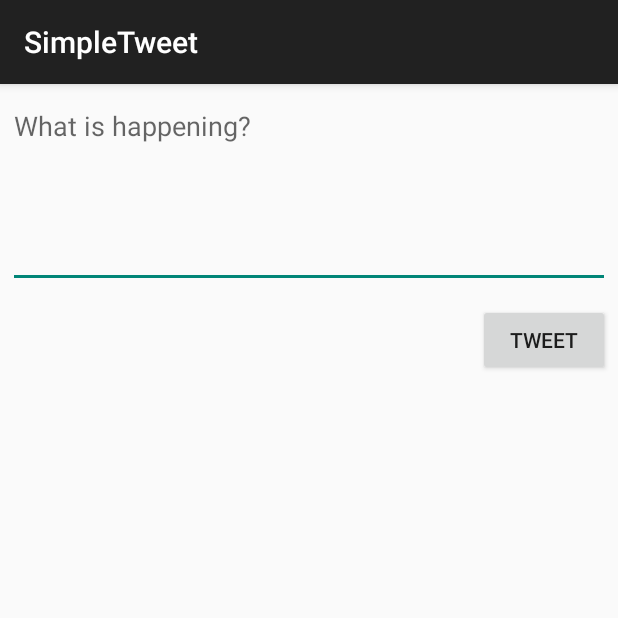
After one commit to MayraRobles/Simple-tweet, an Android app: the ComposeActivity screen opened directly, with no data from a screen before it, on a phone screen of 412 x 824 dp, the top half of it. The commit adds this screen. Run offline under Robolectric (Android 15) with nearby library versions, the phone set to English and light mode, and no system bars; our stand-ins replace Room's generated code; libraries missing offline, so code that uses them is left out: com.codepath.asynchttpclient, com.facebook.stetho, org.parceler; 1 statement that could not run was skipped.

Commit message:
Part 2 commit

```diff
--- a/app/build.gradle
+++ b/app/build.gradle
@@ -57,4 +57,7 @@ dependencies {
     annotationProcessor "androidx.room:room-compiler:$room_version"
     implementation 'com.facebook.stetho:stetho:1.5.1'
     implementation 'androidx.swipefreshlayout:swiperefreshlayout:1.0.0'
+
+    implementation 'org.parceler:parceler-api:1.1.12'
+    implementation 'org.parceler:parceler:1.1.12'
 }
--- a/app/src/main/AndroidManifest.xml
+++ b/app/src/main/AndroidManifest.xml
@@ -13,6 +13,9 @@
         android:icon="@drawable/ic_launcher"
         android:label="@string/app_name"
         android:theme="@style/AppTheme">
+        <activity
+            android:name=".ComposeActivity"
+            android:exported="false" />
         <activity
             android:name=".TimeLineActivity"
             android:exported="false" />
--- /dev/null
+++ b/app/src/main/java/com/codepath/apps/restclienttemplate/ComposeActivity.java
@@ -0,0 +1,85 @@
+package com.codepath.apps.restclienttemplate;
+
+import static com.facebook.stetho.inspector.network.PrettyPrinterDisplayType.JSON;
+import static com.facebook.stetho.inspector.network.ResponseHandlingInputStream.TAG;
+
+import androidx.appcompat.app.AppCompatActivity;
+
+import android.content.Intent;
+import android.os.Bundle;
+import android.util.Log;
+import android.view.View;
+import android.widget.Button;
+import android.widget.EditText;
+import android.widget.Toast;
+
+import com.codepath.apps.restclienttemplate.models.Tweet;
+import com.codepath.asynchttpclient.callback.JsonHttpResponseHandler;
+
+import org.json.JSONArray;
+import org.json.JSONException;
+import org.parceler.Parcels;
+
+public class ComposeActivity extends AppCompatActivity {
+
+    public static final int MAX_TWEET_LENGTH = 140;
+
+
+    EditText etCompose;
+    Button btnTweet;
+
+    TwitterClient client;
+
+    @Override
+    protected void onCreate(Bundle savedInstanceState) {
+        super.onCreate(savedInstanceState);
+        setContentView(R.layout.activity_compose);
+
+        client = TwitterApp.getRestClient(this);
+
+        etCompose = findViewById(R.id.etCompose);
+        btnTweet = findViewById(R.id.btnTweet);
+
+        // Set click listener on button
+        btnTweet.setOnClickListener(new View.OnClickListener() {
+            @Override
+            public void onClick (View v) {
+                String tweetContent = etCompose.getText().toString();
+                if (tweetContent.isEmpty()) {
+                    Toast.makeText(ComposeActivity.this, "Sorry, your tweet cannot be empty", Toast.LENGTH_LONG).show();
+                    return;
+                }
+                if (tweetContent.length() > MAX_TWEET_LENGTH) {
+                    Toast.makeText(ComposeActivity.this, tweetContent, Toast.LENGTH_LONG).show();
+                    return;
+                }
+                Toast.makeText(ComposeActivity.this, tweetContent, Toast.LENGTH_LONG).show();
+            }
+            // Make API call to Twitter to publish the tweet
+            client.publishTweet(tweetContent, new JsonHttpResponseHandler() {
+                @Override
+                public void onSuccess(int statusCode, Headers headers, JSON json) {
+                    Log.i(TAG, "OnSuccess to publish tweet");
+                    try {
+                        Tweet tweet = Tweet.fromJSON(JSON.jsonObject);
+                        Log.i(TAG, "Published tweet says: " + tweet.body);
+                        Intent intent = new Intent();
+                        intent.putExtra("tweet", Parcels.wrap(tweet));
+                        // set result code and bundle data for response
+                        setResult(RESULT_OK, intent);
+                        // closes the activity, pass data to parent
+                        finish();
+                    } catch (JSONException e) {
+                        e.printStackTrace();
+                    }
+
+                }
+                @Override
+                public void onFailure(int statusCode, Headers headers, String response, Throwable throwables) {
+
+                }
+            })
+
+        });
+    }
+}
--- a/app/src/main/java/com/codepath/apps/restclienttemplate/models/Tweet.java
+++ b/app/src/main/java/com/codepath/apps/restclienttemplate/models/Tweet.java
@@ -5,15 +5,20 @@ import static com.codepath.apps.restclienttemplate.models.User.fromJson;
 import org.json.JSONArray;
 import org.json.JSONException;
 import org.json.JSONObject;
+import org.parceler.Parcel;
 
 import java.util.ArrayList;
 import java.util.List;
 
+@Parcel
 public class Tweet {
 
     public String body;
     public String createdAt;
     public User user;
+
+    // empty constructor needed by the parceler library
+    public Tweet(){}
 
     public static Tweet fromJSON (JSONObject jsonObject) throws JSONException {
         Tweet tweet = new Tweet ();
--- a/app/src/main/java/com/codepath/apps/restclienttemplate/models/User.java
+++ b/app/src/main/java/com/codepath/apps/restclienttemplate/models/User.java
@@ -2,11 +2,16 @@ package com.codepath.apps.restclienttemplate.models;
 
 import org.json.JSONException;
 import org.json.JSONObject;
+import org.parceler.Parcel;
 
+@Parcel
 public class User {
     public String name;
     public String screenName;
     public String profileImageUrl;
+
+    //empty constructor needed by the parceler library
+    public User(){}
 
     public static Tweet fromJson (JSONObject jsonObject) throws JSONException {
         User user = new User();
--- /dev/null
+++ b/app/src/main/res/layout/activity_compose.xml
@@ -0,0 +1,35 @@
+<?xml version="1.0" encoding="utf-8"?>
+<RelativeLayout
+    xmlns:android="http://schemas.android.com/apk/res/android"
+    xmlns:app="http://schemas.android.com/apk/res-auto"
+    xmlns:tools="http://schemas.android.com/tools"
+    android:layout_width="match_parent"
+    android:layout_height="match_parent"
+    tools:context=".ComposeActivity">
+
+    <EditText
+        android:id="@+id/etCompose"
+        android:layout_width="match_parent"
+        android:layout_height="wrap_content"
+        android:layout_marginStart="5dp"
+        android:layout_marginLeft="5dp"
+        android:layout_marginTop="5dp"
+        android:layout_marginEnd="5dp"
+        android:layout_marginRight="5dp"
+        android:layout_marginBottom="5dp"
+        android:ems="10"
+        android:gravity="start|top"
+        android:hint="@string/what_is_happening"
+        android:inputType="textMultiLine"
+        android:minLines="5" />
+
+    <Button
+        android:id="@+id/btnTweet"
+        android:layout_width="wrap_content"
+        android:layout_height="wrap_content"
+        android:layout_below="@+id/etCompose"
+        android:layout_alignParentEnd="true"
+        android:layout_marginTop="5dp"
+        android:layout_marginEnd="5dp"
+        android:text="@string/tweet" />
+</RelativeLayout>
--- a/app/src/main/res/values/strings.xml
+++ b/app/src/main/res/values/strings.xml
@@ -5,5 +5,7 @@
     <string name="login_label">Log in</string>
     <string name="intent_scheme">oauth</string>
     <string name="intent_host">cprest</string>
+    <string name="tweet">Tweet</string>
+    <string name="what_is_happening">What is happening?</string>
 
 </resources>
```
Also changed, not shown: app/src/main/java/com/codepath/apps/restclienttemplate/TimeLineActivity.java (+42 -1 lines), app/src/main/java/com/codepath/apps/restclienttemplate/TwitterClient.java (+8 -0 lines), app/src/main/res/menu/menu_main.xml (added, +10 -0 lines).
